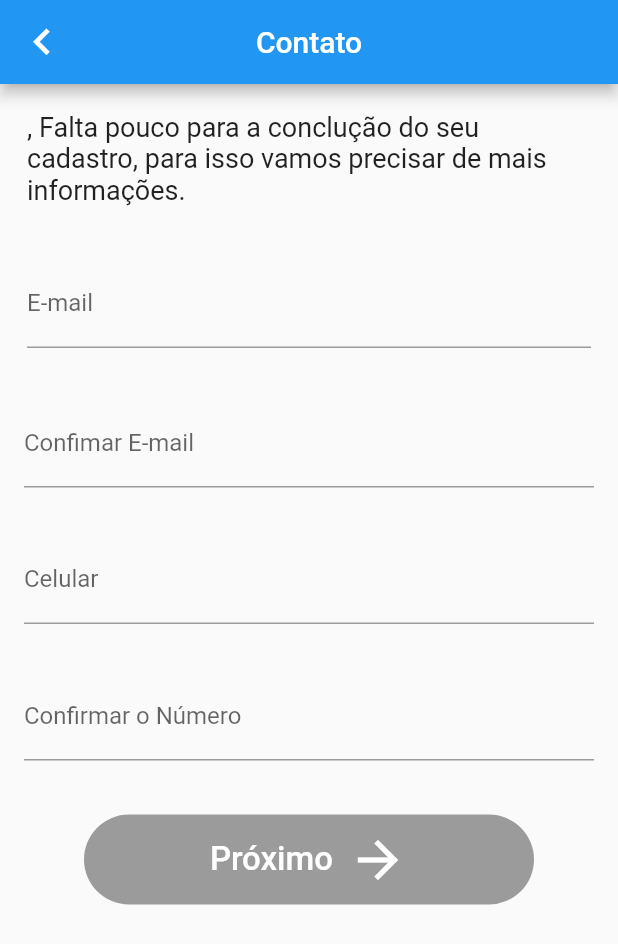
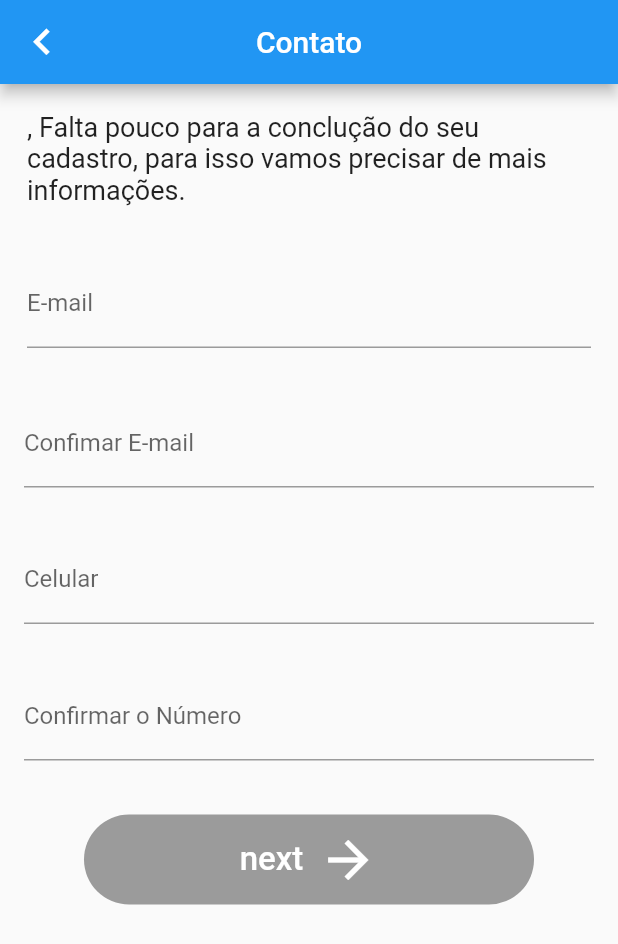
Before and after one commit to ermesly/APPBEMOL, a Flutter app: the pate2 screen opened directly with empty values, on a phone screen of 412 x 824 dp. Shown: the top 944 px of the screen. Run offline on Flutter 3.47's test engine with Material 2 defaults, Android fonts, the phone set to English and light mode, and no system bars; our stand-ins replace brasil_fields, flutter_mobx, mobx; missing offline and left inert: flux_validator_dart, pin_entry_text_field; generated files the repository leaves out were written again.

Commit message:
modificado de próximo para next

```diff
--- a/lib/Cadastro/Contato.dart
+++ b/lib/Cadastro/Contato.dart
@@ -195,7 +195,7 @@ class _pate2State extends State<pate2> {
                                     mainAxisSize: MainAxisSize.min,
                                     children: <Widget>[
                                       Text(
-                                        'Próximo',
+                                        'next',
                                         style: TextStyle(
                                           color: Colors.white,
                                           fontSize: 22.0,
```
